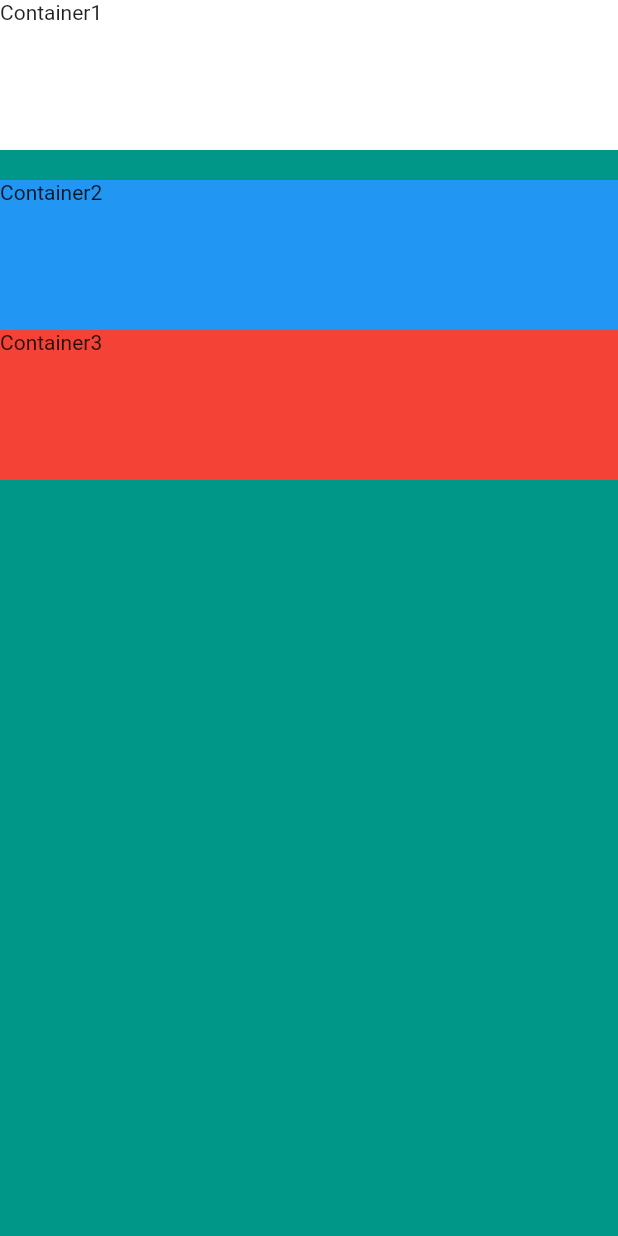
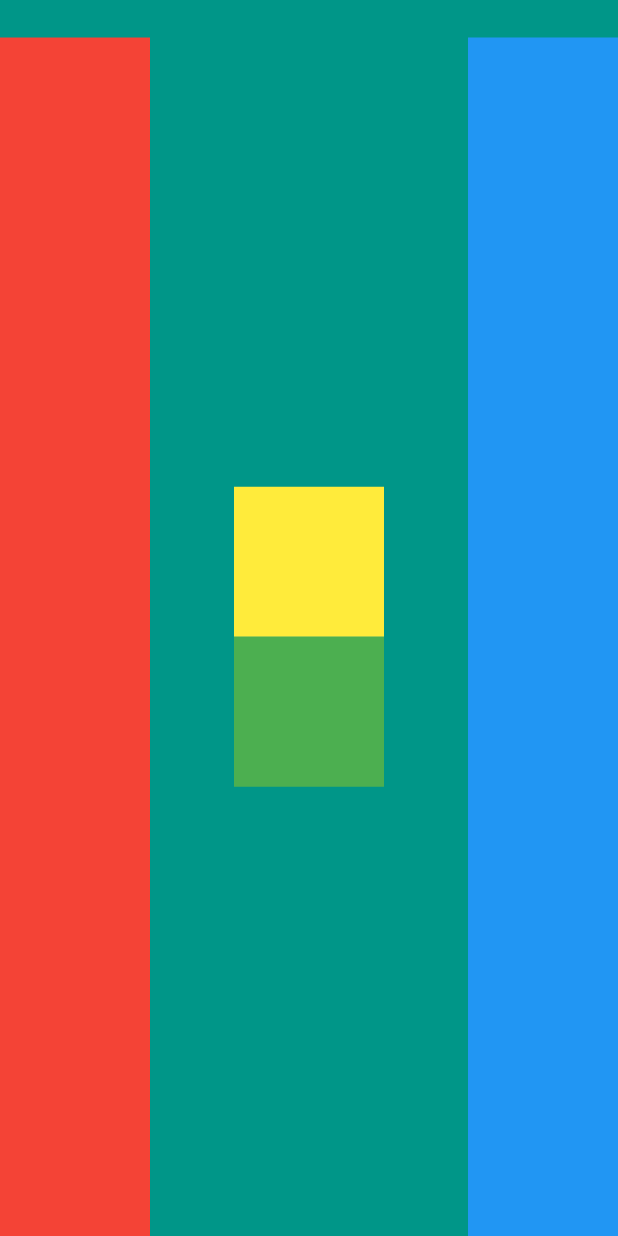
Before and after one commit to frankche88/flutter_column_row_simple, a Flutter app: the screen it shows after launch, on a phone screen of 412 x 824 dp. Run offline on Flutter 3.47's test engine with Material 2 defaults, Android fonts, the phone set to English and light mode, and no system bars.

Commit message:
Tarea Row Column

```diff
--- a/lib/main.dart
+++ b/lib/main.dart
@@ -5,34 +5,47 @@ void main() => runApp(MyApp());
 class MyApp extends StatelessWidget {
   @override
   Widget build(BuildContext context) {
+    //final size = MediaQuery.of(context).size;
+    //final width = size.width;
+    //final height = size.height;
     return MaterialApp(
       debugShowCheckedModeBanner: false,
       home: Scaffold(
         backgroundColor: Colors.teal,
-        body: SafeArea(
-          child: Column( // Change with Row
-            verticalDirection: VerticalDirection.down,
-            mainAxisAlignment: MainAxisAlignment.start,
+        body: Container(
+          padding: EdgeInsets.only(top: 25.0),
+          child: Row( // Change with Row
+            //verticalDirection: VerticalDirection.down,
+            mainAxisAlignment: MainAxisAlignment.spaceBetween,
             crossAxisAlignment: CrossAxisAlignment.stretch,
             children: <Widget>[
               Container(
-                height: 100.0,
-                color: Colors.white,
-                child: Text('Container1'),
+                width: 100,
+                color: Colors.red,
+                //child: Text('Container1'),
               ),
-              SizedBox(
-                height: 20.0,
-                //width: 30.0,
+              Column(
+                mainAxisAlignment: MainAxisAlignment.center,
+                crossAxisAlignment: CrossAxisAlignment.center,
+                children: <Widget>[
+                  Container(
+                    width: 100,
+                    height: 100,
+                    color: Colors.yellow,
+                    //child: Text('Container1'),
+                  ),
+                  Container(
+                    width: 100,
+                    height: 100,
+                    color: Colors.green,
+                    //child: Text('Container1'),
+                  ),
+                ],
               ),
               Container(
-                height: 100.0,
+                width: 100 ,
                 color: Colors.blue,
-                child: Text('Container2'),
-              ),
-              Container(
-                height: 100.0,
-                color: Colors.red,
-                child: Text('Container3'),
+                //child: Text('Container3'),
               ),
             ],
           ),
```
